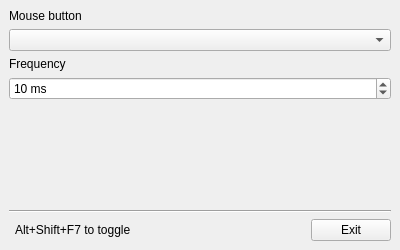
Old version of the form mainwindow.ui in the repository droc101/vmouse-autoclicker.
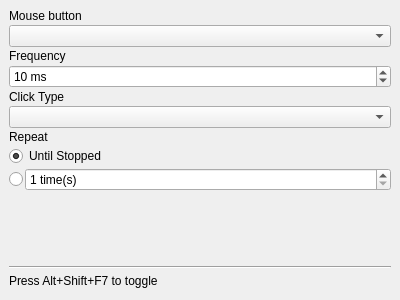
New version of the form. Custom widgets are drawn as their Qt base class.

What changed in the file:
```diff
--- a/mainwindow.ui
+++ b/mainwindow.ui
@@ -10,7 +10,7 @@
     <x>0</x>
     <y>0</y>
     <width>400</width>
-    <height>250</height>
+    <height>300</height>
    </rect>
   </property>
   <property name="sizePolicy">
@@ -26,6 +26,9 @@
    <layout class="QGridLayout" name="gridLayout">
     <item row="0" column="0">
      <layout class="QVBoxLayout" name="verticalLayout">
+      <property name="spacing">
+       <number>2</number>
+      </property>
       <property name="sizeConstraint">
        <enum>QLayout::SizeConstraint::SetDefaultConstraint</enum>
       </property>
@@ -62,6 +65,63 @@
         </property>
        </widget>
       </item>
+      <item>
+       <widget class="QLabel" name="label_3">
+        <property name="text">
+         <string>Click Type</string>
+        </property>
+       </widget>
+      </item>
+      <item>
+       <widget class="QComboBox" name="clickType"/>
+      </item>
+      <item>
+       <widget class="QLabel" name="label_5">
+        <property name="text">
+         <string>Repeat</string>
+        </property>
+       </widget>
+      </item>
+      <item>
+       <widget class="QRadioButton" name="repeatForever">
+        <property name="text">
+         <string>Until Stopped</string>
+        </property>
+        <property name="checked">
+         <bool>true</bool>
+        </property>
+       </widget>
+      </item>
+      <item>
+       <layout class="QHBoxLayout" name="horizontalLayout">
+        <item>
+         <widget class="QRadioButton" name="repeatLimited">
+          <property name="sizePolicy">
+           <sizepolicy hsizetype="Fixed" vsizetype="Fixed">
+            <horstretch>0</horstretch>
+            <verstretch>0</verstretch>
+           </sizepolicy>
+          </property>
+          <property name="text">
+           <string/>
+          </property>
+         </widget>
+        </item>
+        <item>
+         <widget class="QSpinBox" name="repeatCount">
+          <property name="suffix">
+           <string> time(s)</string>
+          </property>
+          <property name="minimum">
+           <number>1</number>
+          </property>
+          <property name="maximum">
+           <number>2147483647</number>
+          </property>
+         </widget>
+        </item>
+       </layout>
+      </item>
       <item>
        <spacer name="verticalSpacer">
         <property name="orientation">
@@ -84,6 +144,29 @@
       </item>
       <item>
        <layout class="QHBoxLayout" name="horizontalLayout_2">
+        <property name="spacing">
+         <number>8</number>
+        </property>
+        <item>
+         <widget class="QLabel" name="label_4">
+          <property name="text">
+           <string>Press Alt+Shift+F7 to toggle</string>
+          </property>
+         </widget>
+        </item>
+        <item>
+         <spacer name="horizontalSpacer">
+          <property name="orientation">
+           <enum>Qt::Orientation::Horizontal</enum>
+          </property>
+          <property name="sizeHint" stdset="0">
+           <size>
+            <width>40</width>
+            <height>20</height>
+           </size>
+          </property>
+         </spacer>
+        </item>
         <item>
          <widget class="KLed" name="kled">
           <property name="sizePolicy">
@@ -94,6 +177,12 @@
           </property>
           <property name="minimumSize">
            <size>
+            <width>20</width>
+            <height>20</height>
+           </size>
+          </property>
+          <property name="baseSize">
+           <size>
             <width>0</width>
             <height>0</height>
            </size>
@@ -107,35 +196,12 @@
           <property name="look">
            <enum>KLed::Look::Raised</enum>
           </property>
-         </widget>
-        </item>
-        <item>
-         <widget class="QLabel" name="label_4">
-          <property name="text">
-           <string>Alt+Shift+F7 to toggle</string>
-          </property>
-         </widget>
-        </item>
-        <item>
-         <spacer name="horizontalSpacer">
-          <property name="orientation">
-           <enum>Qt::Orientation::Horizontal</enum>
-          </property>
-          <property name="sizeHint" stdset="0">
-           <size>
-            <width>40</width>
-            <height>20</height>
-           </size>
-          </property>
-         </spacer>
-        </item>
-        <item>
-         <widget class="QPushButton" name="exitButton">
-          <property name="text">
-           <string>Exit</string>
-          </property>
-          <property name="default">
-           <bool>false</bool>
+          <property name="color">
+           <color>
+            <red>255</red>
+            <green>0</green>
+            <blue>0</blue>
+           </color>
           </property>
          </widget>
         </item>
```
Left out of the diff: 2 changed lines with no effect on the pictures.
